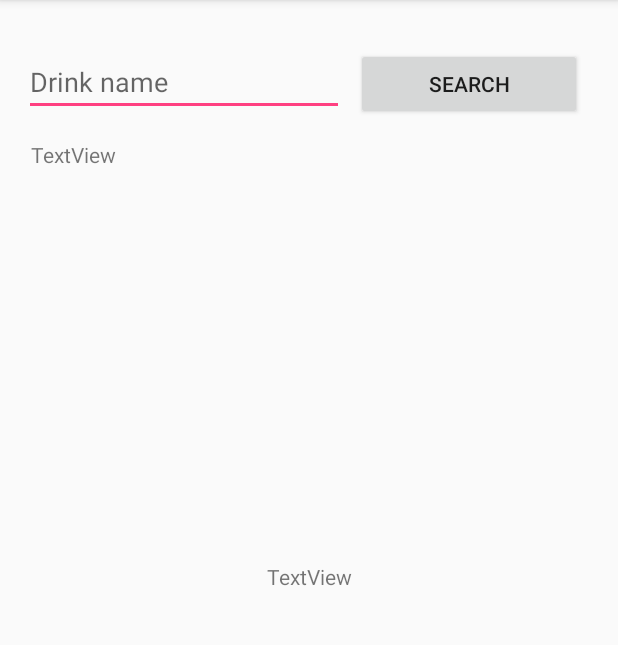
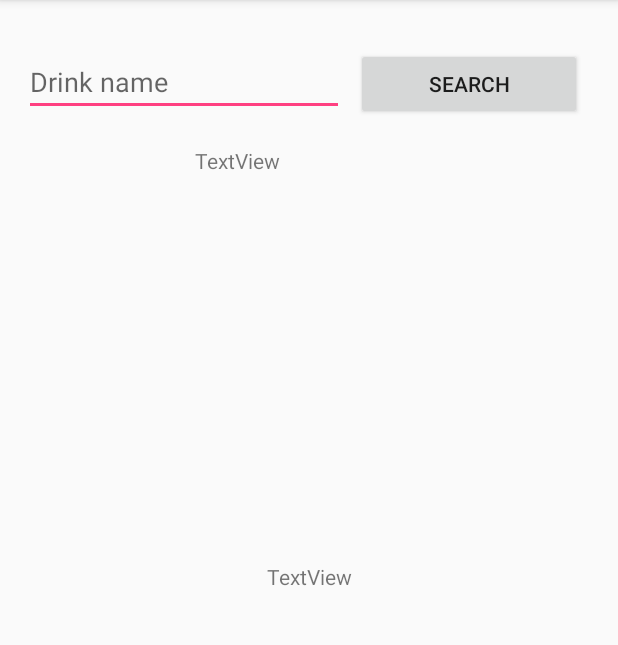
Before and after one commit to AndrejOvecka/CocktailApplication, an Android app: the DisplayMessageActivity screen opened directly, with no data from a screen before it, on a phone screen of 412 x 824 dp, the part 84-729 px from its top. Run offline under Robolectric (Android 15) with nearby library versions, the light colour scheme and no system bars; libraries missing offline, so code that uses them is left out: com.squareup.okhttp.

Commit message:
výpis nazvu cocktailu

```diff
--- a/app/src/main/AndroidManifest.xml
+++ b/app/src/main/AndroidManifest.xml
@@ -12,6 +12,7 @@
         android:roundIcon="@mipmap/app_icon_round"
         android:supportsRtl="true"
         android:theme="@style/AppTheme">
+        <activity android:name=".RandomDrink"></activity>
         <activity
             android:name=".SplashActivity"
             android:theme="@style/SplashTheme">
@@ -28,8 +29,10 @@
                 <category android:name="android.intent.category.LAUNCHER" />
             </intent-filter>
         </activity>
-        <activity android:name=".DisplayMessageActivity"
+        <activity
+            android:name=".DisplayMessageActivity"
             android:parentActivityName=".MainActivity">
+
             <!-- The meta-data tag is required if you support API level 15 and lower -->
             <meta-data
                 android:name="android.support.PARENT_ACTIVITY"
--- /dev/null
+++ b/app/src/main/res/drawable/background.xml
@@ -0,0 +1,11 @@
+<?xml version="1.0" encoding="utf-8"?>
+<layer-list xmlns:android="http://schemas.android.com/apk/res/android">
+
+    <item android:drawable= "@color/colorPrimary" />
+
+    <item>
+        <bitmap android:src="@drawable/ikona"
+            android:gravity="center"/>
+
+    </item>
+</layer-list>
--- a/app/src/main/res/layout/activity_display_message.xml
+++ b/app/src/main/res/layout/activity_display_message.xml
@@ -35,12 +35,12 @@
         android:id="@+id/textView3"
         android:layout_width="wrap_content"
         android:layout_height="wrap_content"
+        android:layout_marginStart="12dp"
+        android:layout_marginTop="20dp"
         android:layout_marginEnd="8dp"
-        android:layout_marginStart="12dp"
-        android:layout_marginTop="16dp"
         android:text="TextView"
         app:layout_constraintEnd_toEndOf="parent"
-        app:layout_constraintHorizontal_bias="0.025"
+        app:layout_constraintHorizontal_bias="0.352"
         app:layout_constraintStart_toStartOf="parent"
         app:layout_constraintTop_toBottomOf="@+id/editTextName" />
 
```
Also changed, not shown: app/src/main/java/com/example/andre/cocktailapp/RandomDrink.java (added, +13 -0 lines), app/src/main/res/layout/activity_random_drink.xml (added, +9 -0 lines), app/src/main/res/drawable/ikona.png (added).
